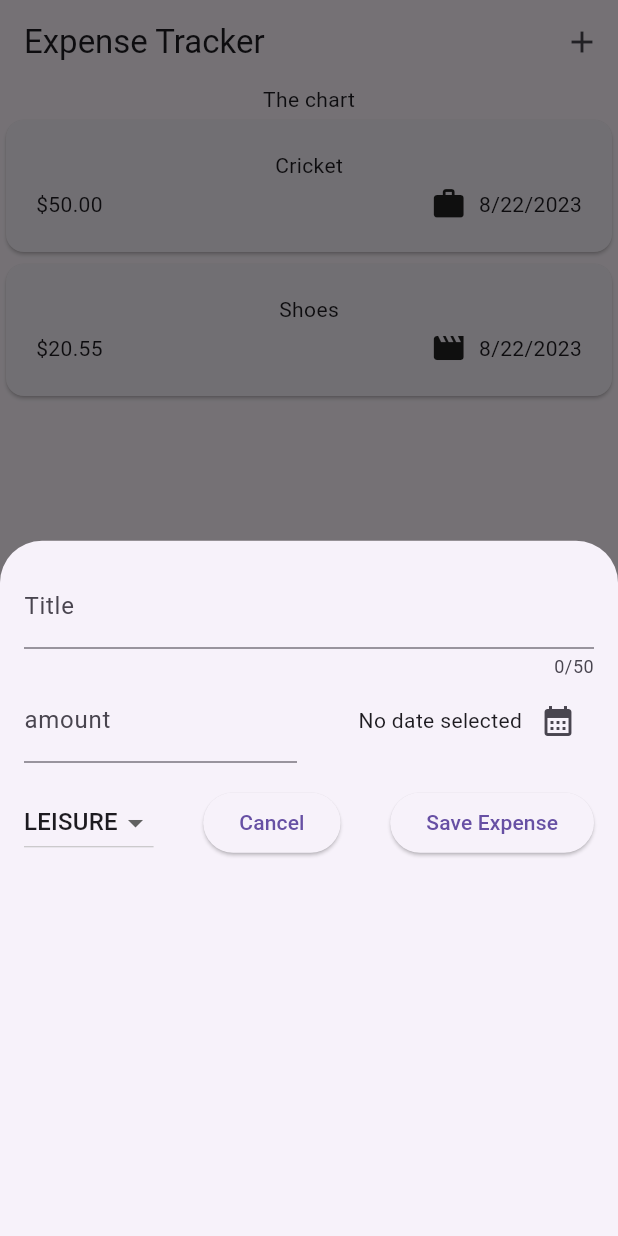
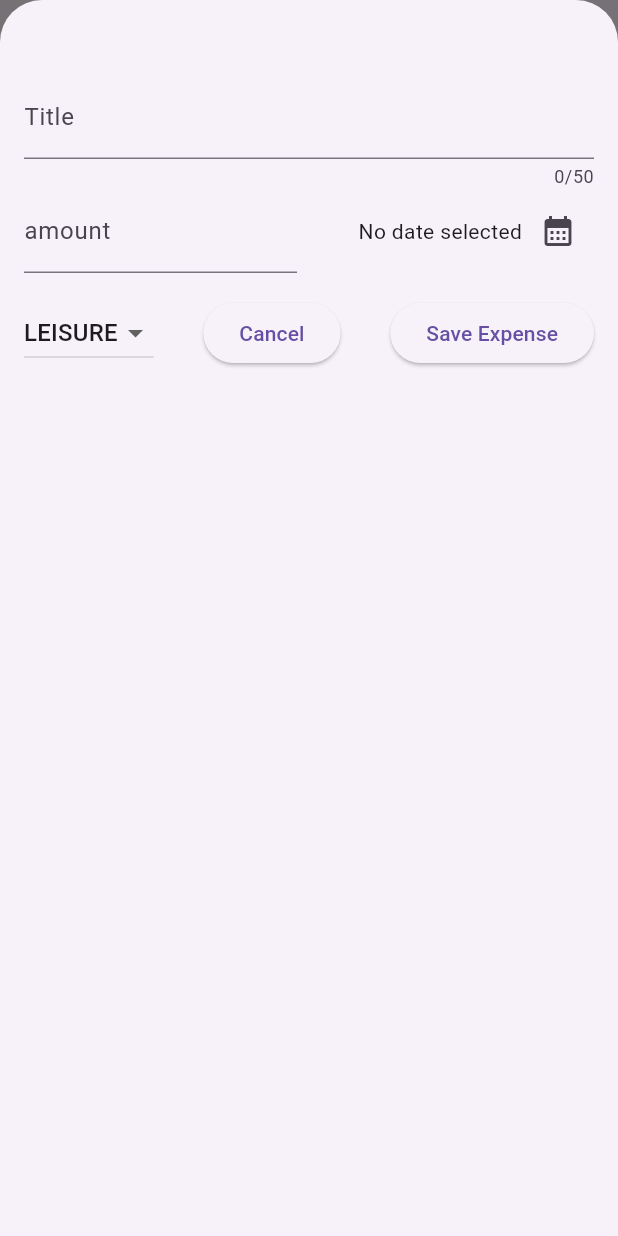
Before and after one commit to sidh18/expenses, a Flutter app: the screen it shows after launch, after a tap on the "add" icon, on a phone screen of 412 x 824 dp. Run offline on Flutter 3.47's test engine with Material 2 defaults, Android fonts, the phone set to English and light mode, and no system bars.

Commit message:
creating fullscreen modal

```diff
--- a/lib/widgets/expenses.dart
+++ b/lib/widgets/expenses.dart
@@ -33,6 +33,7 @@ class _ExpensesState extends State<Expenses> {
 
   void _openaddexpenseoverlay() {
     showModalBottomSheet(
+      isScrollControlled:true ,
       context: context,
       builder:(ctx) => NewExpense(onaddexpense:_addexpense),
   );
--- a/lib/widgets/new_expensess.dart
+++ b/lib/widgets/new_expensess.dart
@@ -52,7 +52,9 @@ class _NewExpenseState extends State<NewExpense> {
       return;
     }
 
-   widget.onaddexpense(Expense(title: _titlecontroller.text, amount: enteredamount, date: _selecteddate!, category: _selectedcategory));
+   widget.onaddexpense(Expense(title: _titlecontroller.text, amount: enteredamount, date: _selecteddate!, category: _selectedcategory),
+   );
+   Navigator.pop(context);
   }
 
   @override
@@ -65,7 +67,7 @@ class _NewExpenseState extends State<NewExpense> {
   @override
   Widget build(BuildContext context) {
     return Padding(
-        padding: const EdgeInsets.all(16),
+        padding: const EdgeInsets.fromLTRB(16,50,16,16),
         child: Column(
           children: [
             TextField(
```
